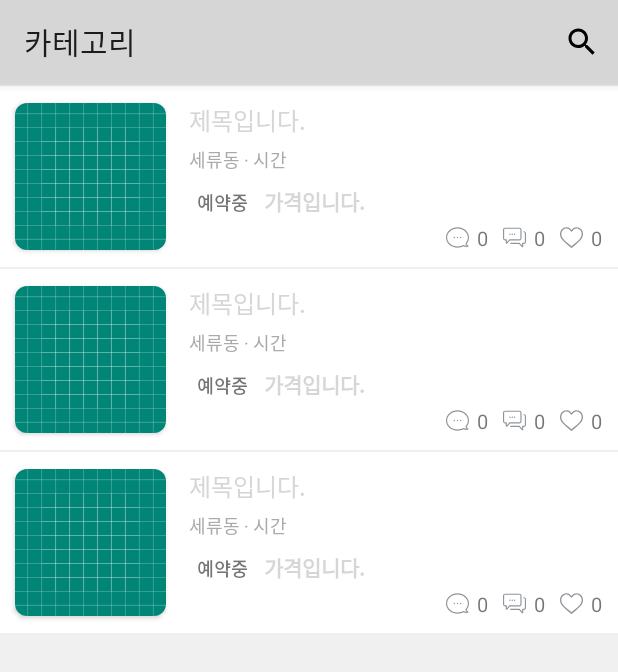
After one commit to jinux325/YouMarket, an Android app: the layout activity_category.xml on its own in the app's theme, with its tools: preview values and no code run, on a phone screen of 412 x 824 dp. The commit adds this screen. Shown: the top 672 px of the screen. Run offline under Robolectric (Android 15) with nearby library versions, the phone set to English and light mode, and no system bars.

Commit message:
카테고리 추가(진행중)

```diff
--- a/app/src/main/AndroidManifest.xml
+++ b/app/src/main/AndroidManifest.xml
@@ -33,6 +33,9 @@
 
         <activity
             android:name=".fragment.HomeFragment"
+            android:theme="@style/MaterialTheme" />
+        <activity
+            android:name=".activity.CategoryActivity"
             android:theme="@style/MaterialTheme" />
         <activity
             android:name=".activity.SearchActivity"
--- /dev/null
+++ b/app/src/main/res/layout/activity_category.xml
@@ -0,0 +1,67 @@
+<?xml version="1.0" encoding="utf-8"?>
+<androidx.constraintlayout.widget.ConstraintLayout
+    xmlns:android="http://schemas.android.com/apk/res/android"
+    xmlns:app="http://schemas.android.com/apk/res-auto"
+    xmlns:tools="http://schemas.android.com/tools"
+    android:layout_width="match_parent"
+    android:layout_height="match_parent"
+    tools:context=".activity.CategoryActivity">
+
+    <!-- Appbar -->
+    <com.google.android.material.appbar.AppBarLayout
+        android:id="@+id/layout_appbar"
+        android:layout_width="match_parent"
+        android:layout_height="wrap_content"
+        android:theme="@style/ThemeOverlay.MaterialComponents.ActionBar"
+        app:layout_constraintTop_toTopOf="parent">
+
+        <com.google.android.material.appbar.MaterialToolbar
+            android:id="@+id/toolbar"
+            android:layout_width="match_parent"
+            android:layout_height="?attr/actionBarSize"
+            android:elevation="1dp"
+            android:background="@color/white"
+            app:title="카테고리"
+            app:menu="@menu/toolbar_category"
+            app:popupTheme="@style/ThemeOverlay.MaterialComponents.ActionBar"/>
+
+    </com.google.android.material.appbar.AppBarLayout>
+
+    <!-- 새로고침 레이아웃 -->
+    <androidx.swiperefreshlayout.widget.SwipeRefreshLayout
+        android:id="@+id/swip_refresh_layout"
+        android:layout_width="match_parent"
+        android:layout_height="0dp"
+        app:layout_constraintTop_toBottomOf="@id/layout_appbar"
+        app:layout_constraintBottom_toBottomOf="parent">
+
+        <androidx.constraintlayout.widget.ConstraintLayout
+            android:layout_width="match_parent"
+            android:layout_height="wrap_content">
+
+            <androidx.recyclerview.widget.RecyclerView
+                android:id="@+id/recycler_view"
+                android:layout_width="match_parent"
+                android:layout_height="match_parent"
+                android:background="#F0F0F0"
+                android:clipToPadding="false"
+                android:orientation="vertical"
+                android:visibility="visible"
+                app:layoutManager="androidx.recyclerview.widget.LinearLayoutManager"
+                tools:listitem="@layout/layout_product" />
+
+            <TextView
+                android:id="@+id/text_view_empty"
+                android:layout_width="match_parent"
+                android:layout_height="match_parent"
+                android:gravity="center"
+                android:textSize="16sp"
+                android:textStyle="bold"
+                android:visibility="gone"
+                android:text="@string/empty_no_data_available"/>
+
+        </androidx.constraintlayout.widget.ConstraintLayout>
+
+    </androidx.swiperefreshlayout.widget.SwipeRefreshLayout>
+
+</androidx.constraintlayout.widget.ConstraintLayout>
--- /dev/null
+++ b/app/src/main/res/menu/toolbar_category.xml
@@ -0,0 +1,13 @@
+<?xml version="1.0" encoding="utf-8"?>
+<menu xmlns:tools="http://schemas.android.com/tools"
+    xmlns:android="http://schemas.android.com/apk/res/android"
+    xmlns:app="http://schemas.android.com/apk/res-auto">
+
+    <item
+        android:id="@+id/action_search"
+        android:icon="@drawable/ic_search_black_24dp"
+        android:enabled="true"
+        android:title="@string/option_search"
+        app:showAsAction="always" />
+
+</menu>
--- a/app/src/main/res/values/strings.xml
+++ b/app/src/main/res/values/strings.xml
@@ -26,4 +26,7 @@
     <string name="ReplyActivity">ReplyActivity</string>
     <string name="CommentActivity">CommentActivity</string>
 
+    <!-- TODO: Remove or change this placeholder text -->
+    <string name="hello_blank_fragment">Hello blank fragment</string>
+
 </resources>
```
Also changed, not shown: app/src/main/java/com/u/marketapp/activity/CategoryActivity.kt (added, +170 -0 lines), app/src/main/java/com/u/marketapp/activity/MainActivity.kt (+12 -4 lines), app/src/main/java/com/u/marketapp/fragment/CategoryFragment.kt (added, +85 -0 lines), app/src/main/res/layout/fragment_category.xml (added, +346 -0 lines).
